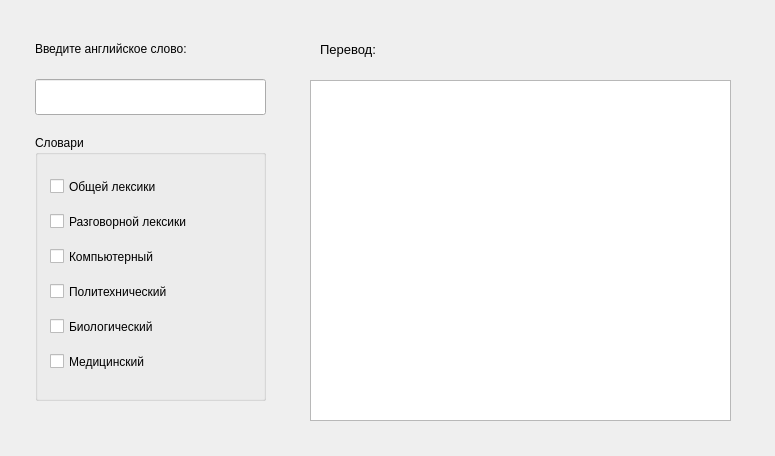
Before: the Qt Designer form dictionarys.ui in alsav22/Dict_1, drawn with Qt 5.
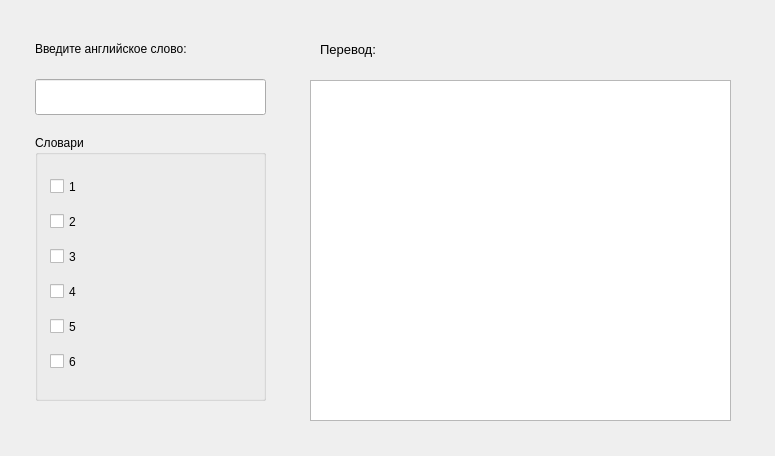
After: the same form once the commit is applied.

```diff
--- a/dictionarys.ui
+++ b/dictionarys.ui
@@ -120,7 +120,7 @@
      <cursorShape>PointingHandCursor</cursorShape>
     </property>
     <property name="text">
-     <string>Общей лексики</string>
+     <string>1</string>
     </property>
     <property name="checked">
      <bool>false</bool>
@@ -139,7 +139,7 @@
        </rect>
      </property>
      <property name="text">
-       <string>Разговорной лексики</string>
+     <string>2</string>
      </property>
      <property name="checked">
        <bool>false</bool>
@@ -155,7 +155,7 @@
      </rect>
     </property>
     <property name="text">
-     <string>Компьютерный</string>
+     <string>3</string>
     </property>
     <property name="checked">
      <bool>false</bool>
@@ -171,7 +171,7 @@
      </rect>
     </property>
     <property name="text">
-     <string>Политехнический</string>
+     <string>4</string>
     </property>
     <property name="checked">
      <bool>false</bool>
@@ -187,7 +187,7 @@
      </rect>
     </property>
     <property name="text">
-     <string>Биологический</string>
+     <string>5</string>
     </property>
     <property name="checked">
      <bool>false</bool>
@@ -203,7 +203,7 @@
      </rect>
     </property>
     <property name="text">
-     <string>Медицинский</string>
+     <string>6</string>
     </property>
     <property name="checked">
      <bool>false</bool>
```
Lines whose indentation alone changed are shown as unchanged.
